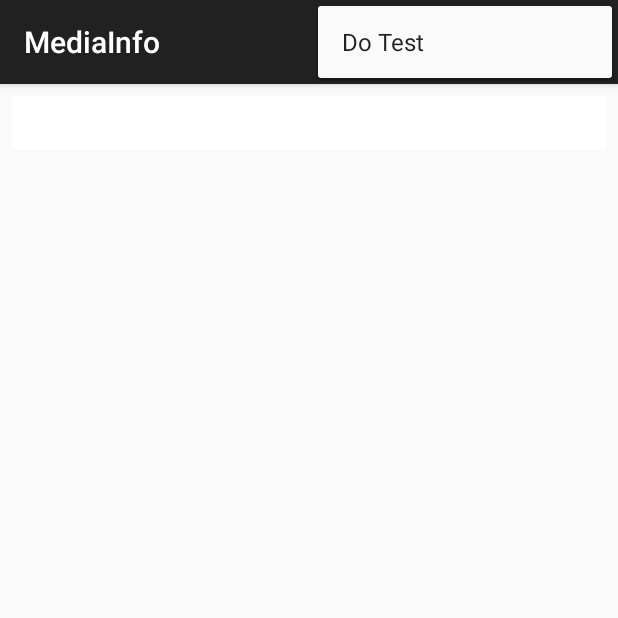
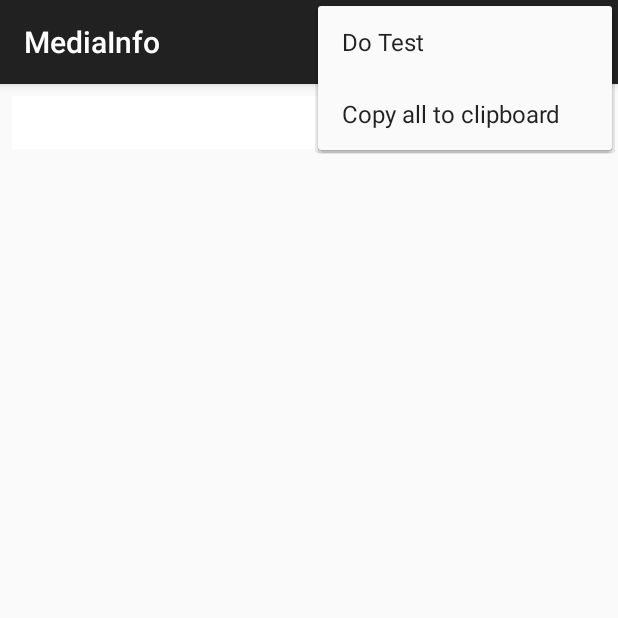
Before and after one commit to jaeguly/libmediainfo, an Android app: the screen it shows after launch (MainActivity), with the options menu open, on a phone screen of 412 x 824 dp, the top half of it. Run offline under Robolectric (Android 15) with nearby library versions, the phone set to English and light mode, and no system bars.

Commit message:
added 'Copy all to clipboard' in an action bar.

```diff
--- a/android/AndroidStudio/app/src/main/res/menu/menu_main.xml
+++ b/android/AndroidStudio/app/src/main/res/menu/menu_main.xml
@@ -6,4 +6,8 @@
           android:title="@string/action_do_test"
           android:orderInCategory="100"
           app:showAsAction="never"/>
+    <item android:id="@+id/action_copy_clipboard"
+          android:title="@string/action_copy_clipboard"
+          android:orderInCategory="110"
+          app:showAsAction="never"/>
 </menu>
--- a/android/AndroidStudio/app/src/main/res/values/strings.xml
+++ b/android/AndroidStudio/app/src/main/res/values/strings.xml
@@ -4,5 +4,6 @@
     <string name="app_name">MediaInfo</string>
     <string name="app_desc">Full Information Display (all internal tags)</string>
     <string name="action_do_test">Do Test</string>
+    <string name="action_copy_clipboard">Copy all to clipboard</string>
 
 </resources>
```
Also changed, not shown: android/AndroidStudio/app/src/main/java/org/mediainfo/android/app/MainActivity.java (+22 -3 lines).
